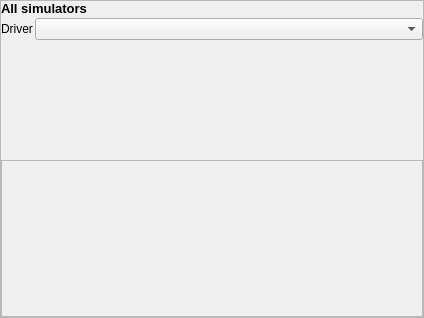
This is src/blackgui/settingssimulatorcomponent.ui in swift-project/pilotclient as Qt 5 draws it before an edit. The edited form follows.
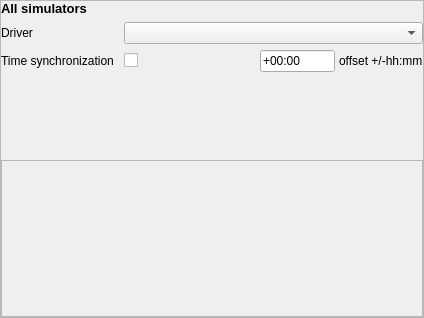
This is the edited form. Custom widgets are drawn as their Qt base class.

Commit message: refs #289, simulator component GUI for time sync

```diff
--- a/src/blackgui/settingssimulatorcomponent.ui
+++ b/src/blackgui/settingssimulatorcomponent.ui
@@ -39,6 +39,22 @@
     <layout class="QGridLayout" name="ql_SettingsSimulatorsAll">
      <item row="0" column="0">
       <layout class="QFormLayout" name="fl_SettingsSimulatorsAll">
+       <property name="fieldGrowthPolicy">
+        <enum>QFormLayout::AllNonFixedFieldsGrow</enum>
+       </property>
+       <property name="horizontalSpacing">
+        <number>10</number>
+       </property>
+       <property name="verticalSpacing">
+        <number>6</number>
+       </property>
+       <item row="0" column="0" colspan="2">
+        <widget class="QLabel" name="lbl_SimulatorAllHeader">
+         <property name="text">
+          <string>&lt;html&gt;&lt;head/&gt;&lt;body&gt;&lt;p&gt;&lt;span style=&quot; font-size:10pt; font-weight:600;&quot;&gt;All simulators&lt;/span&gt;&lt;/p&gt;&lt;/body&gt;&lt;/html&gt;</string>
+         </property>
+        </widget>
+       </item>
        <item row="1" column="0">
         <widget class="QLabel" name="lbl_SimulatorDriver">
          <property name="text">
@@ -49,13 +65,75 @@
        <item row="1" column="1">
         <widget class="QComboBox" name="cb_SimulatorDriver"/>
        </item>
-       <item row="0" column="0" colspan="2">
-        <widget class="QLabel" name="lbl_SettingsSimulatorAllHeader">
+       <item row="2" column="0">
+        <widget class="QLabel" name="lbl_TimeSync">
          <property name="text">
-          <string>&lt;html&gt;&lt;head/&gt;&lt;body&gt;&lt;p&gt;&lt;span style=&quot; font-size:10pt; font-weight:600;&quot;&gt;All simulators&lt;/span&gt;&lt;/p&gt;&lt;/body&gt;&lt;/html&gt;</string>
+          <string>Time synchronization</string>
          </property>
         </widget>
        </item>
+       <item row="2" column="1">
+        <widget class="QWidget" name="wi_TimeSync" native="true">
+         <layout class="QHBoxLayout" name="hl_WidgetTimeSync">
+          <property name="spacing">
+           <number>4</number>
+          </property>
+          <property name="leftMargin">
+           <number>0</number>
+          </property>
+          <property name="topMargin">
+           <number>0</number>
+          </property>
+          <property name="rightMargin">
+           <number>0</number>
+          </property>
+          <property name="bottomMargin">
+           <number>0</number>
+          </property>
+          <item>
+           <widget class="QCheckBox" name="cb_TimeSync"/>
+          </item>
+          <item>
+           <widget class="QLineEdit" name="le_TimeSyncOffset">
+            <property name="sizePolicy">
+             <sizepolicy hsizetype="Preferred" vsizetype="Fixed">
+              <horstretch>0</horstretch>
+              <verstretch>0</verstretch>
+             </sizepolicy>
+            </property>
+            <property name="maximumSize">
+             <size>
+              <width>75</width>
+              <height>16777215</height>
+             </size>
+            </property>
+            <property name="inputMask">
+             <string>#99:99</string>
+            </property>
+            <property name="text">
+             <string>+00:00</string>
+            </property>
+            <property name="maxLength">
+             <number>6</number>
+            </property>
+           </widget>
+          </item>
+          <item>
+           <widget class="QLabel" name="lbl_TimeSyncOffset">
+            <property name="sizePolicy">
+             <sizepolicy hsizetype="Maximum" vsizetype="Preferred">
+              <horstretch>0</horstretch>
+              <verstretch>0</verstretch>
+             </sizepolicy>
+            </property>
+            <property name="text">
+             <string>offset +/-hh:mm</string>
+            </property>
+           </widget>
+          </item>
+         </layout>
+        </widget>
+       </item>
       </layout>
      </item>
     </layout>
```
Left out of the diff: 4 changed lines with no effect on the pictures. The commit also changes 2 other files.
